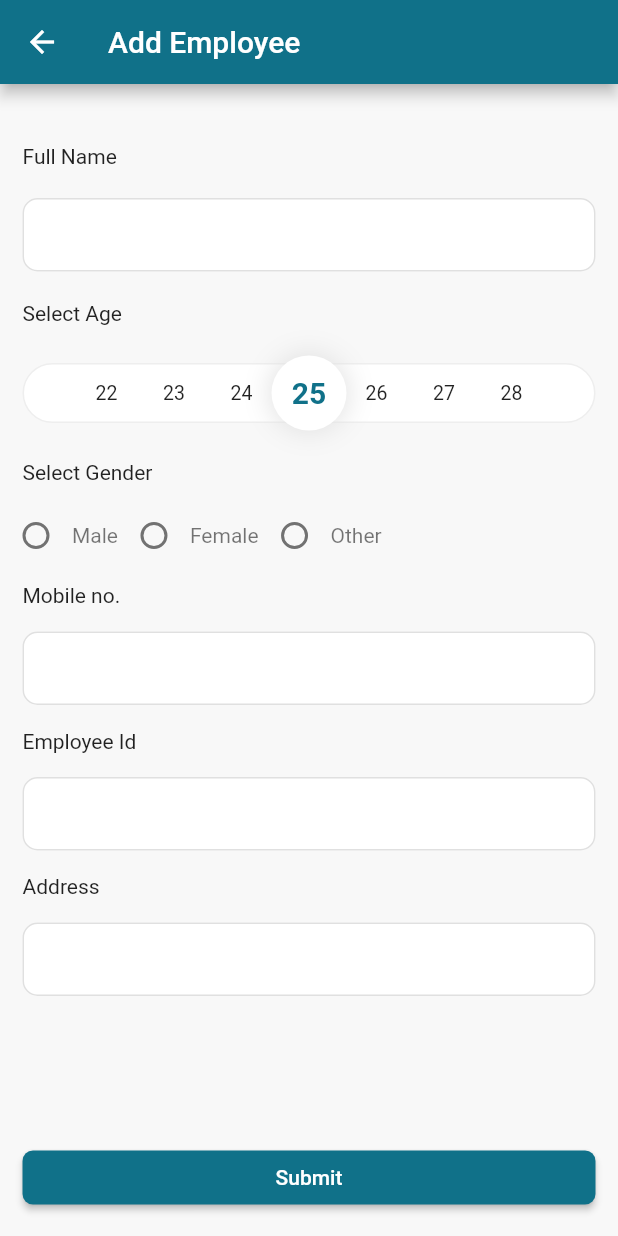
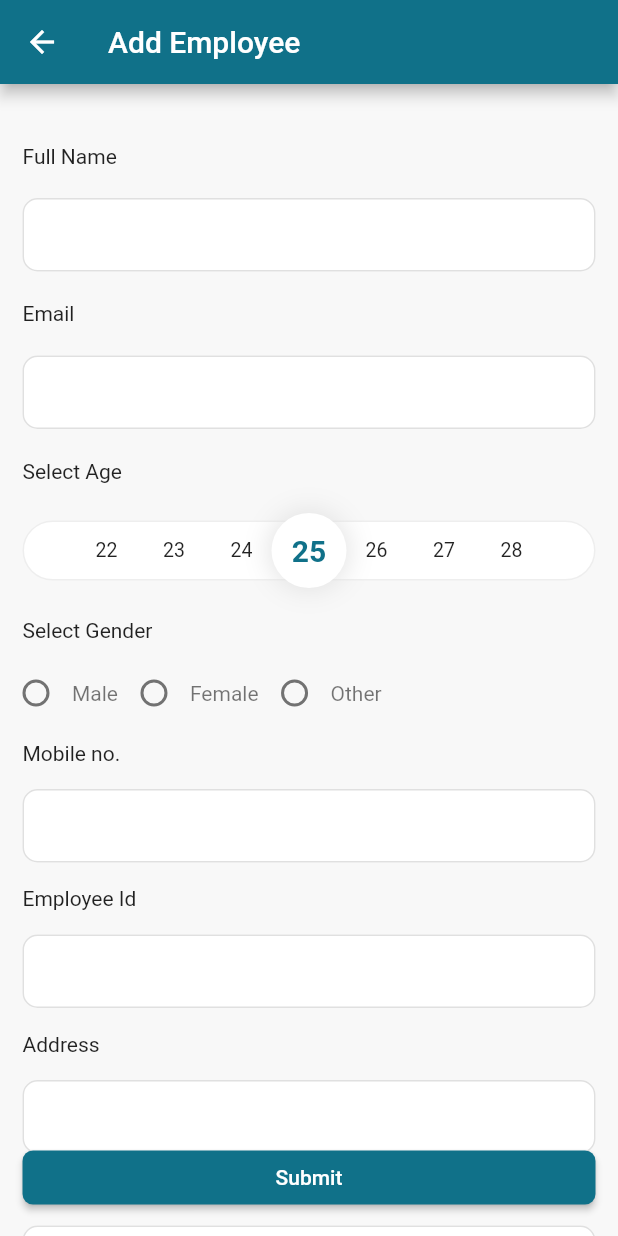
Before and after one commit to aniket-yadav/corporate-transport, a Flutter app: the AddEmployee screen opened by its route, after a tap on "Submit", on a phone screen of 412 x 824 dp. Run offline on Flutter 3.47's test engine with Material 2 defaults, Android fonts, the phone set to English and light mode, and no system bars; drawn by our look-alikes of numberpicker; our stand-ins replace firebase_core, google_maps_flutter, jiffy, shared_preferences; missing offline and left inert: encrypt; accounts and stored records are empty; network calls fail; Roboto replaces fonts that are missing (Cardo).

Commit message:
employee

```diff
--- a/lib/controller/data_controller.dart
+++ b/lib/controller/data_controller.dart
@@ -1,6 +1,8 @@
 import 'dart:convert';
 import 'package:corporatetransportapp/model/driver_model.dart';
 import 'package:corporatetransportapp/model/drivers_response.dart';
+import 'package:corporatetransportapp/model/employee_model.dart';
+import 'package:corporatetransportapp/model/employees_response.dart';
 import 'package:corporatetransportapp/model/feedback_model.dart';
 import 'package:corporatetransportapp/model/feedback_response.dart';
 import 'package:corporatetransportapp/service/service_call_get.dart';
@@ -210,4 +212,66 @@ class DataController with ChangeNotifier {
       drivers = [];
     }
   }
+
+  addEmployee({
+    String? name,
+    String? email,
+    String? age,
+    String? gender,
+    String? mobile,
+    String? empid,
+    String? address,
+    String? pincode,
+  }) async {
+    Map<String, dynamic> body = {
+      "name": name,
+      "email": email,
+      "age": age,
+      "gender": gender,
+      "mobile": mobile,
+      "empid": empid,
+      "address": address,
+      "pincode": pincode,
+    };
+    var res = await serviceCallPost(
+      body: body,
+      path: services.addEmployeeService,
+    );
+    print(res.body);
+    if (res.statusCode == 200) {
+      Response response = Response.fromJson(jsonDecode(res.body));
+      snackBar(response.message ?? '', GlobalVariable.navState.currentContext!);
+    }
+  }
+
+  List<EmployeeModel> _employees = [];
+
+  List<EmployeeModel> get employees => _employees;
+
+  set employees(List<EmployeeModel> value) {
+    _employees = value;
+    notifyListeners();
+  }
+
+  getEmployees() async {
+    var res = await serviceCallGet(path: services.getEmployees);
+
+    print(res.body);
+    print(res.statusCode);
+    if (res.statusCode == 200) {
+      EmployeesResponse employeesResponse =
+          EmployeesResponse.fromJson(jsonDecode(res.body));
+      if (employeesResponse.success == true) {
+        if (employeesResponse.data != null) {
+          employees = employeesResponse.data ?? [];
+        } else {
+          employees = [];
+        }
+      } else {
+        employees = [];
+      }
+    } else {
+      employees = [];
+    }
+  }
 }
--- /dev/null
+++ b/lib/model/employee_model.dart
@@ -0,0 +1,77 @@
+import 'dart:convert';
+import 'dart:typed_data';
+
+class EmployeeModel {
+  String? employeeid;
+  String? username;
+  String? email;
+  String? password;
+  String? role;
+  String? mobile;
+  String? gender;
+  String? age;
+  String? empid;
+  String? address;
+  String? pincode;
+  Uint8List? image;
+  String? vehicleid;
+  String? name;
+  EmployeeModel({
+    this.name,
+    this.mobile,
+    this.email,
+    this.address,
+    this.image,
+    this.pincode,
+    this.role,
+    this.age,
+    this.gender,
+    this.password,
+    this.username,
+    this.vehicleid,
+    this.empid,
+    this.employeeid,
+  });
+
+  factory EmployeeModel.fromJson(Map<String, dynamic>? json) {
+    return EmployeeModel(
+        role: json?['role'],
+        address: json?['address'],
+        email: json?['email'],
+        mobile: json?['mobile'],
+        name: json?['name'],
+        pincode: json?['pincode'],
+        empid: json?['empid'],
+        age: json?['age'],
+        employeeid: json?['employeeid'],
+        password: json?['password'],
+        username: json?['username'],
+        vehicleid: json?['vehicleid'],
+        gender: json?['gender'],
+        image: (json?['image'] != null && json!['image'].toString().isNotEmpty)
+            ? base64Decode(json['image'])
+            : null);
+  }
+
+  Map<String, dynamic> toJson() {
+    Map<String, dynamic> temp = {
+      'role': role,
+      'address': address,
+      'email': email,
+      'mobile': mobile,
+      'name': name,
+      'pincode': pincode,
+      'empid': empid,
+      'age': age,
+      'employeeid': employeeid,
+      'password': password,
+      'username': username,
+      'vehicleid': vehicleid,
+      'gender': gender,
+      'image': image != null ? base64Encode(image!) : null,
+    };
+    temp.removeWhere((key, value) => value == null);
+
+    return temp;
+  }
+}
--- /dev/null
+++ b/lib/model/employees_response.dart
@@ -0,0 +1,34 @@
+import 'package:corporatetransportapp/model/employee_model.dart';
+
+class EmployeesResponse {
+  bool? success;
+  String? message;
+  List<EmployeeModel>? data;
+
+  EmployeesResponse({
+    this.success,
+    this.message,
+    this.data,
+  });
+
+  factory EmployeesResponse.fromJson(Map<String, dynamic>? json) {
+    return EmployeesResponse(
+      success: json?['success'],
+      message: json?['message'],
+      data: json?['data']
+          ?.map<EmployeeModel>((e) => EmployeeModel.fromJson(e))
+          .toList(),
+    );
+  }
+
+  Map<String, dynamic> toJson() {
+    Map<String, dynamic> temp = {
+      'success': success,
+      'message': message,
+      'data': data?.map((e) => e.toJson()).toList(),
+    };
+    temp.removeWhere((key, value) => value == null);
+
+    return temp;
+  }
+}
--- a/lib/service/services.dart
+++ b/lib/service/services.dart
@@ -5,4 +5,6 @@ const getAdmin = "api/get_admin.php";
 const getDriver = "api/get_driver.php";
 const getRider = "api/get_employee.php";
 const addDriverService = "api/add_driver.php";
+const addEmployeeService = "api/add_employee.php";
 const getDrivers = "api/drivers.php";
+const getEmployees = "api/employees.php";
--- a/lib/view/admin/add_employee.dart
+++ b/lib/view/admin/add_employee.dart
@@ -1,7 +1,9 @@
+import 'package:corporatetransportapp/controller/data_controller.dart';
 import 'package:corporatetransportapp/widgets/custom_number_selection.dart';
 import 'package:corporatetransportapp/widgets/gender_radio.dart';
 import 'package:flutter/material.dart';
 import 'package:corporatetransportapp/assets/constants.dart' as constants;
+import 'package:provider/provider.dart';
 
 class AddEmployee extends StatefulWidget {
   const AddEmployee({Key? key}) : super(key: key);
@@ -15,8 +17,15 @@ class _AddEmployeeState extends State<AddEmployee> {
   int currentAge = 25;
 
   String selectedGender = "";
+  TextEditingController nameController = TextEditingController();
+  TextEditingController emailController = TextEditingController();
+  TextEditingController mobileController = TextEditingController();
+  TextEditingController empIdController = TextEditingController();
+  TextEditingController addressController = TextEditingController();
+  TextEditingController pincodeController = TextEditingController();
   @override
   Widget build(BuildContext context) {
+    final dataController = Provider.of<DataController>(context);
     return GestureDetector(
       onTap: () {
         FocusScope.of(context).requestFocus(FocusNode());
@@ -32,7 +41,24 @@ class _AddEmployeeState extends State<AddEmployee> {
             vertical: 15.0,
           ),
           child: ElevatedButton(
-            onPressed: () {},
+            onPressed: () {
+              var name = nameController.text.trim();
+              var email = emailController.text.trim();
+              var mobile = mobileController.text.trim();
+              var employeeId = empIdController.text.trim();
+              var address = addressController.text.trim();
+              var pincode = pincodeController.text.trim();
+              dataController.addEmployee(
+                empid: employeeId,
+                address: address,
+                age: '$currentAge',
+                email: email,
+                gender: selectedGender,
+                mobile: mobile,
+                name: name,
+                pincode: pincode,
+              );
+            },
             style: ButtonStyle(
               shape: MaterialStateProperty.all(
                 RoundedRectangleBorder(
@@ -68,8 +94,33 @@ class _AddEmployeeState extends State<AddEmployee> {
                   horizontal: 15.0,
                   vertical: 10.0,
                 ),
-                child: const TextField(
-                  decoration: InputDecoration(
+                child: TextField(
+                  controller: nameController,
+                  decoration: const InputDecoration(
+                    filled: true,
+                  ),
+                ),
+              ),
+              Container(
+                margin: const EdgeInsets.symmetric(
+                  horizontal: 15.0,
+                  vertical: 10.0,
+                ),
+                child: const Text(
+                  "Email",
+                  style: TextStyle(
+                    fontSize: 14.0,
+                  ),
+                ),
+              ),
+              Container(
+                margin: const EdgeInsets.symmetric(
+                  horizontal: 15.0,
+                  vertical: 10.0,
+                ),
+                child: TextField(
+                  controller: emailController,
+                  decoration: const InputDecoration(
                     filled: true,
                   ),
                 ),
@@ -161,8 +212,9 @@ class _AddEmployeeState extends State<AddEmployee> {
                   horizontal: 15.0,
                   vertical: 8.0,
                 ),
-                child: const TextField(
-                  decoration: InputDecoration(
+                child: TextField(
+                  controller: mobileController,
+                  decoration: const InputDecoration(
                     filled: true,
                   ),
                 ),
@@ -184,8 +236,9 @@ class _AddEmployeeState extends State<AddEmployee> {
                   horizontal: 15.0,
                   vertical: 8.0,
                 ),
-                child: const TextField(
-                  decoration: InputDecoration(
+                child: TextField(
+                  controller: empIdController,
+                  decoration: const InputDecoration(
                     filled: true,
                   ),
                 ),
@@ -207,11 +260,38 @@ class _AddEmployeeState extends State<AddEmployee> {
                   horizontal: 15.0,
                   vertical: 8.0,
                 ),
-                child: const TextField(
-                  decoration: InputDecoration(
+                child: TextField(
+                  controller: addressController,
+                  decoration: const InputDecoration(
                     filled: true,
                   ),
                   maxLines: null,
+                ),
+              ),
+              Container(
+                margin: const EdgeInsets.symmetric(
+                  horizontal: 15.0,
+                  vertical: 8.0,
+                ),
+                child: const Text(
+                  "Pincode",
+                  style: TextStyle(
+                    fontSize: 14.0,
+                  ),
+                ),
+              ),
+              Container(
+                margin: const EdgeInsets.symmetric(
+                  horizontal: 15.0,
+                  vertical: 8.0,
+                ),
+                child: TextField(
+                  controller: pincodeController,
+                  decoration: const InputDecoration(
+                    filled: true,
+                    counterText: '',
+                  ),
+                  maxLength: 6,
                 ),
               ),
               const SizedBox(
--- a/lib/view/admin/admin_dashboard.dart
+++ b/lib/view/admin/admin_dashboard.dart
@@ -39,6 +39,7 @@ class _AdminDashboardState extends State<AdminDashboard>
           userid: dataController.user.adminid ?? '',
           role: dataController.user.role ?? '');
       dataController.getDrivers();
+      dataController.getEmployees();
     });
 
     super.initState();
```
Also changed, not shown: lib/view/admin/employee_list.dart (+15 -11 lines).
